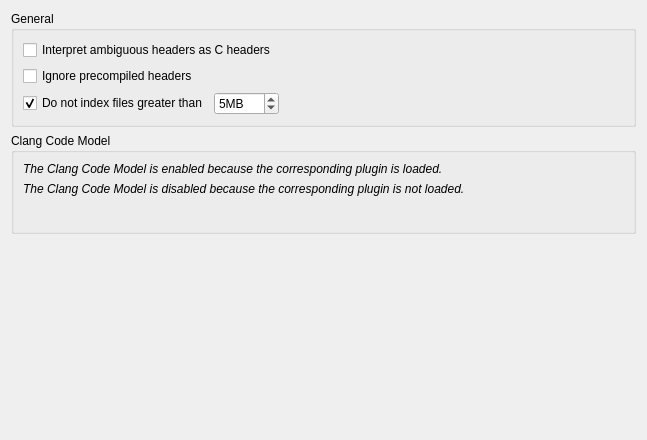
Old version of the form src/plugins/cpptools/cppcodemodelsettingspage.ui in the repository qt-creator/qt-creator.
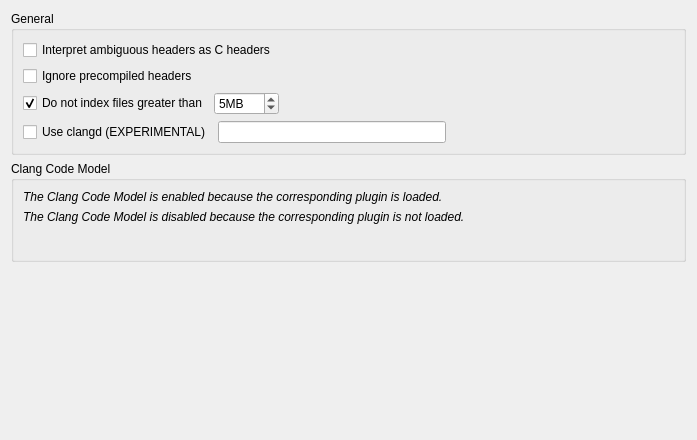
New version of the form. Custom widgets are drawn as their Qt base class.

Commit message:
ClangCodeModel: Add experimental clangd support
If the user has enabled clangd (default is off), we start up one instance
per project when it is opened/changed (including build config switches),
and trigger background indexing.
So far, the index is used to provide results for locators and "Find
Usages".
Per-document functionality such as semantic highlighting and completion
is still provided by libclang.

What changed in the file:
```diff
--- a/src/plugins/cpptools/cppcodemodelsettingspage.ui
+++ b/src/plugins/cpptools/cppcodemodelsettingspage.ui
@@ -6,7 +6,7 @@
    <rect>
     <x>0</x>
     <y>0</y>
-    <width>647</width>
+    <width>697</width>
     <height>440</height>
    </rect>
   </property>
@@ -80,6 +80,33 @@
         </item>
        </layout>
       </item>
+      <item>
+       <layout class="QHBoxLayout" name="horizontalLayout_3">
+        <item>
+         <widget class="QCheckBox" name="clangdCheckBox">
+          <property name="text">
+           <string>Use clangd (EXPERIMENTAL)</string>
+          </property>
+         </widget>
+        </item>
+        <item>
+         <widget class="Utils::PathChooser" name="clangdChooser"/>
+        </item>
+        <item>
+         <spacer name="horizontalSpacer_3">
+          <property name="orientation">
+           <enum>Qt::Horizontal</enum>
+          </property>
+          <property name="sizeHint" stdset="0">
+           <size>
+            <width>40</width>
+            <height>20</height>
+           </size>
+          </property>
+         </spacer>
+        </item>
+       </layout>
+      </item>
      </layout>
     </widget>
    </item>
@@ -147,6 +174,11 @@
    <extends>QWidget</extends>
    <header>cpptools/clangdiagnosticconfigsselectionwidget.h</header>
   </customwidget>
+  <customwidget>
+   <class>Utils::PathChooser</class>
+   <extends>QLineEdit</extends>
+   <header location="global">utils/pathchooser.h</header>
+  </customwidget>
  </customwidgets>
  <resources/>
  <connections/>
```
The commit also changes 38 other files.
